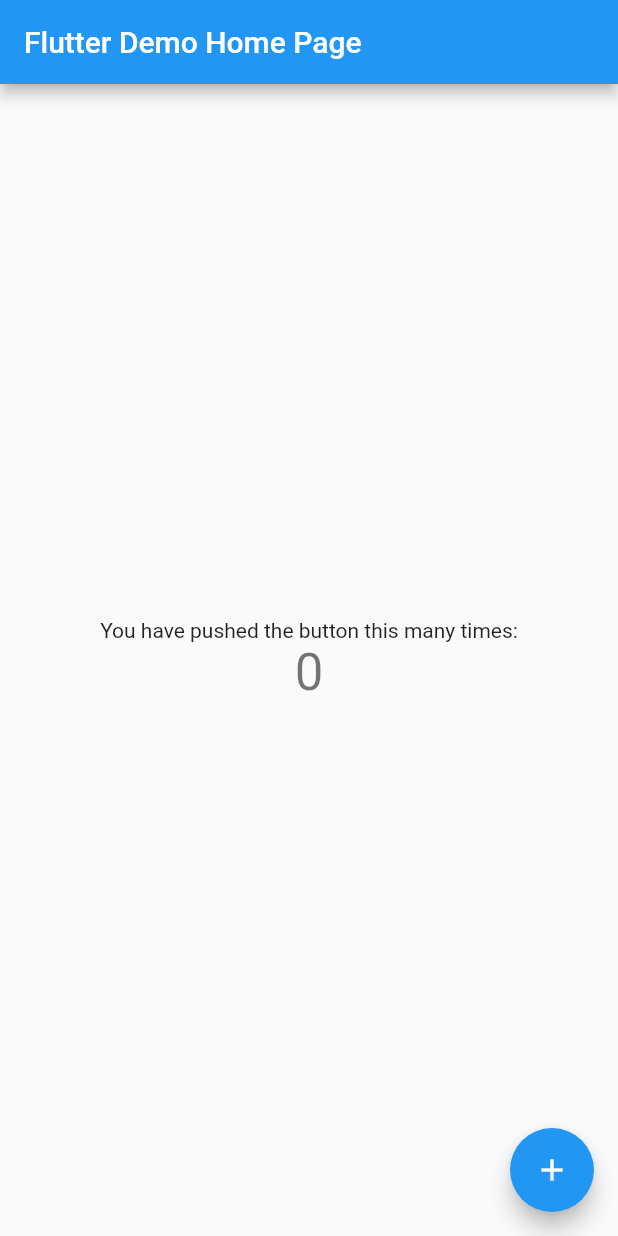
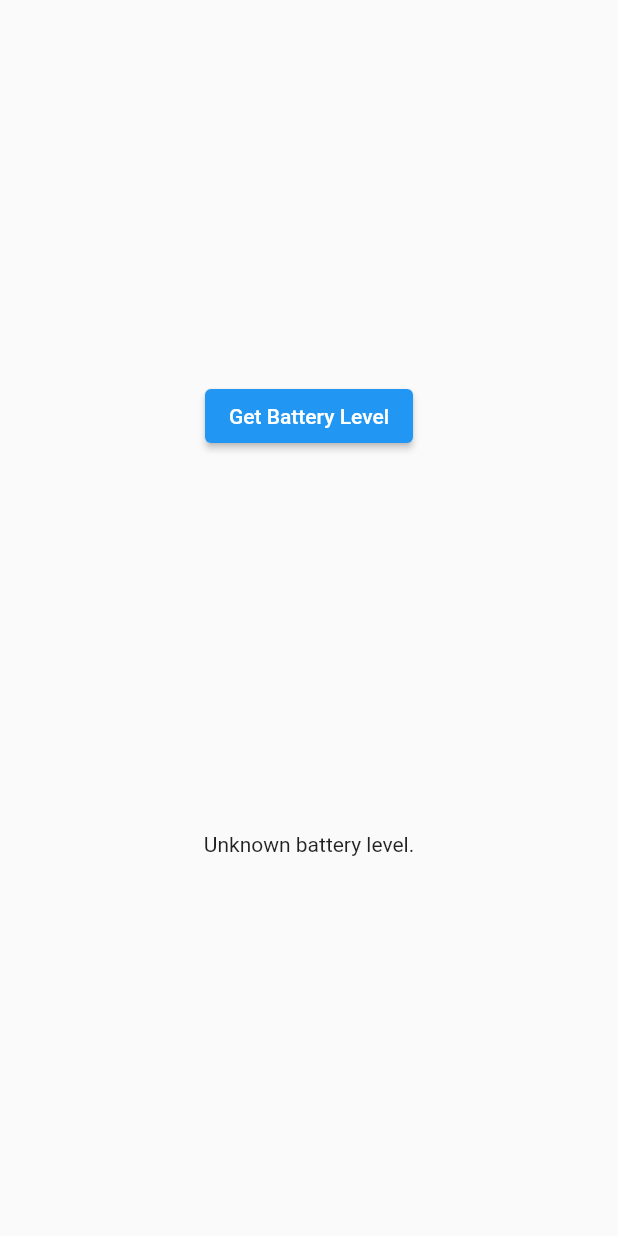
Before and after one commit to mtbinhitus/wrap_native_flutter, a Flutter app: the screen it shows after launch, on a phone screen of 412 x 824 dp. Run offline on Flutter 3.47's test engine with Material 2 defaults, Android fonts, the light colour scheme and no system bars.

Commit message:
get android battery level

```diff
--- a/lib/main.dart
+++ b/lib/main.dart
@@ -1,4 +1,6 @@
 import 'package:flutter/material.dart';
+import 'dart:async';
+import 'package:flutter/services.dart';
 
 void main() {
   runApp(const MyApp());
@@ -13,15 +15,6 @@
     return MaterialApp(
       title: 'Flutter Demo',
       theme: ThemeData(
-        // This is the theme of your application.
-        //
-        // Try running your application with "flutter run". You'll see the
-        // application has a blue toolbar. Then, without quitting the app, try
-        // changing the primarySwatch below to Colors.green and then invoke
-        // "hot reload" (press "r" in the console where you ran "flutter run",
-        // or simply save your changes to "hot reload" in a Flutter IDE).
-        // Notice that the counter didn't reset back to zero; the application
-        // is not restarted.
         primarySwatch: Colors.blue,
       ),
       home: const MyHomePage(title: 'Flutter Demo Home Page'),
@@ -32,15 +25,6 @@
 class MyHomePage extends StatefulWidget {
   const MyHomePage({super.key, required this.title});
 
-  // This widget is the home page of your application. It is stateful, meaning
-  // that it has a State object (defined below) that contains fields that affect
-  // how it looks.
-
-  // This class is the configuration for the state. It holds the values (in this
-  // case the title) provided by the parent (in this case the App widget) and
-  // used by the build method of the State. Fields in a Widget subclass are
-  // always marked "final".
-
   final String title;
 
   @override
@@ -48,68 +32,39 @@
 }
 
 class _MyHomePageState extends State<MyHomePage> {
-  int _counter = 0;
+  static const platform = MethodChannel('com.example.wrap_native_flutter/battery');
+  // Get battery level.
+  String _batteryLevel = 'Unknown battery level.';
 
-  void _incrementCounter() {
+  Future<void> _getBatteryLevel() async {
+    String batteryLevel;
+    try {
+      final int result = await platform.invokeMethod('getBatteryLevel');
+      batteryLevel = 'Battery level at $result % .';
+    } on PlatformException catch (e) {
+      batteryLevel = "Failed to get battery level: '${e.message}'.";
+    }
+
     setState(() {
-      // This call to setState tells the Flutter framework that something has
-      // changed in this State, which causes it to rerun the build method below
-      // so that the display can reflect the updated values. If we changed
-      // _counter without calling setState(), then the build method would not be
-      // called again, and so nothing would appear to happen.
-      _counter++;
+      _batteryLevel = batteryLevel;
     });
   }
 
   @override
   Widget build(BuildContext context) {
-    // This method is rerun every time setState is called, for instance as done
-    // by the _incrementCounter method above.
-    //
-    // The Flutter framework has been optimized to make rerunning build methods
-    // fast, so that you can just rebuild anything that needs updating rather
-    // than having to individually change instances of widgets.
-    return Scaffold(
-      appBar: AppBar(
-        // Here we take the value from the MyHomePage object that was created by
-        // the App.build method, and use it to set our appbar title.
-        title: Text(widget.title),
-      ),
-      body: Center(
-        // Center is a layout widget. It takes a single child and positions it
-        // in the middle of the parent.
+    return Material(
+      child: Center(
         child: Column(
-          // Column is also a layout widget. It takes a list of children and
-          // arranges them vertically. By default, it sizes itself to fit its
-          // children horizontally, and tries to be as tall as its parent.
-          //
-          // Invoke "debug painting" (press "p" in the console, choose the
-          // "Toggle Debug Paint" action from the Flutter Inspector in Android
-          // Studio, or the "Toggle Debug Paint" command in Visual Studio Code)
-          // to see the wireframe for each widget.
-          //
-          // Column has various properties to control how it sizes itself and
-          // how it positions its children. Here we use mainAxisAlignment to
-          // center the children vertically; the main axis here is the vertical
-          // axis because Columns are vertical (the cross axis would be
-          // horizontal).
-          mainAxisAlignment: MainAxisAlignment.center,
-          children: <Widget>[
-            const Text(
-              'You have pushed the button this many times:',
+          mainAxisAlignment: MainAxisAlignment.spaceEvenly,
+          children: [
+            ElevatedButton(
+              onPressed: _getBatteryLevel,
+              child: const Text('Get Battery Level'),
             ),
-            Text(
-              '$_counter',
-              style: Theme.of(context).textTheme.headlineMedium,
-            ),
+            Text(_batteryLevel),
           ],
         ),
       ),
-      floatingActionButton: FloatingActionButton(
-        onPressed: _incrementCounter,
-        tooltip: 'Increment',
-        child: const Icon(Icons.add),
-      ), // This trailing comma makes auto-formatting nicer for build methods.
     );
   }
 }
```
Also changed, not shown: 1 other file.
